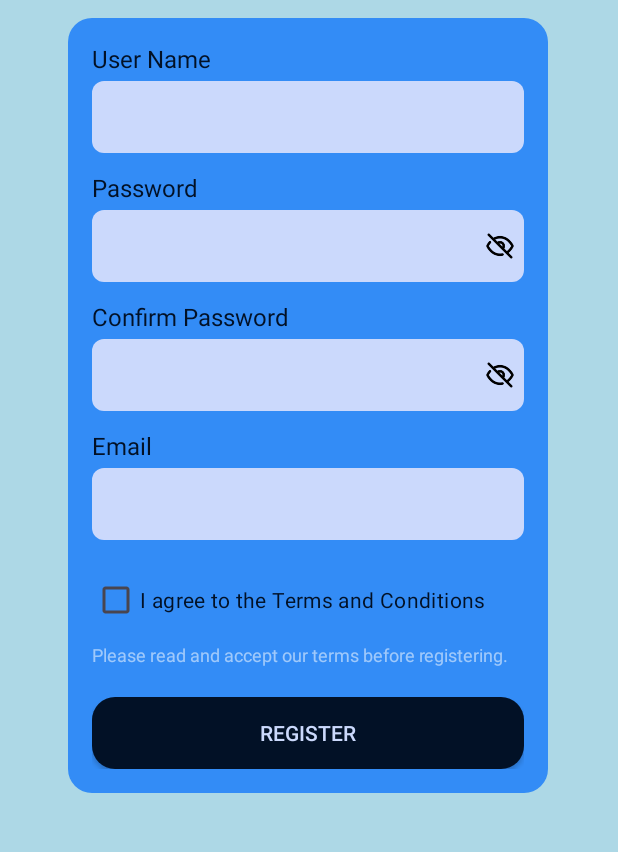
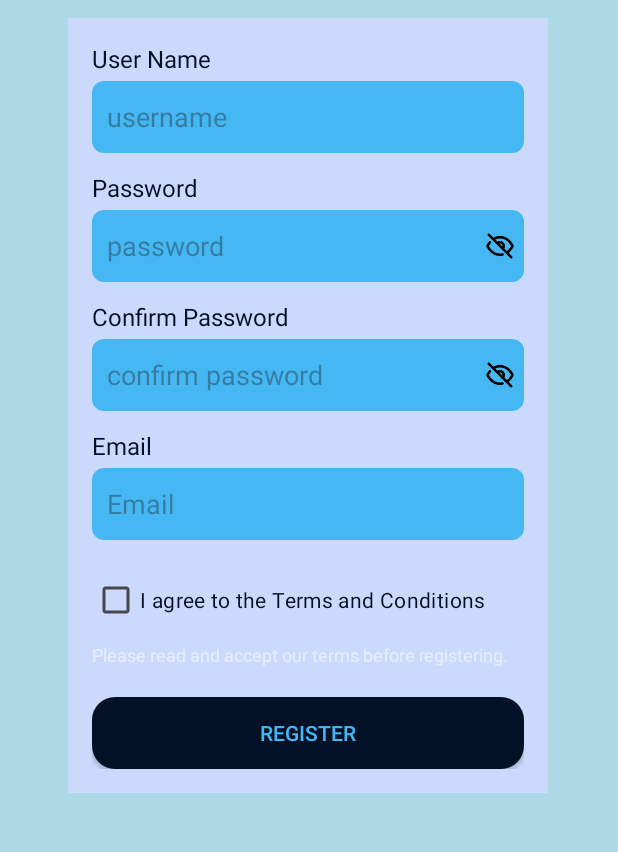
Before and after one commit to Mohammadfasan/eduFlash, an Android app: the screen it shows after launch (RegisterActivity), after a tap on "Register Now!", on a phone screen of 412 x 824 dp, the part 238-1090 px from its top. Run offline under Robolectric (Android 15) with nearby library versions, the phone set to English and light mode, and no system bars; our stand-ins replace Firebase (no records; nobody signed in at launch, a user with empty details on screens opened directly); 2 other taps on this screen came first.

Commit message:
edit the some ui element

```diff
--- a/app/src/main/res/layout/activity_login.xml
+++ b/app/src/main/res/layout/activity_login.xml
@@ -28,7 +28,7 @@
         android:id="@+id/loginBox"
         android:layout_width="320dp"
         android:layout_height="wrap_content"
-        android:background="@drawable/box_background"
+        android:background="#CBD9FC"
         android:orientation="vertical"
         android:padding="16dp"
         app:layout_constraintTop_toTopOf="parent"
--- a/app/src/main/res/layout/activity_register.xml
+++ b/app/src/main/res/layout/activity_register.xml
@@ -23,7 +23,7 @@
         android:id="@+id/registerBox"
         android:layout_width="320dp"
         android:layout_height="wrap_content"
-        android:background="@drawable/box_background"
+        android:background="#CBD9FC"
         android:orientation="vertical"
         android:padding="16dp"
         app:layout_constraintBottom_toBottomOf="parent"
@@ -47,7 +47,8 @@
             android:layout_marginTop="4dp"
             android:background="@drawable/input_bg"
             android:padding="10dp"
-            android:textColor="@color/buttonbg" />
+            android:textColor="@color/buttonbg"
+            android:hint="username"/>
 
         <TextView
             android:layout_width="match_parent"
@@ -55,12 +56,14 @@
             android:layout_marginTop="12dp"
             android:text="Password"
             android:textColor="@color/buttonbg"
-            android:textSize="16sp" />
+            android:textSize="16sp"
+            />
 
         <RelativeLayout
             android:layout_width="match_parent"
             android:layout_height="48dp"
-            android:layout_marginTop="4dp">
+            android:layout_marginTop="4dp"
+            >
 
             <EditText
                 android:id="@+id/etPassword"
@@ -71,7 +74,8 @@
                 android:inputType="textPassword"
                 android:padding="10dp"
                 android:paddingEnd="48dp"
-                android:textColor="@color/buttonbg" />
+                android:textColor="@color/buttonbg"
+                android:hint="password"/>
 
             <ImageView
                 android:id="@+id/ivTogglePassword"
@@ -106,7 +110,8 @@
                 android:inputType="textPassword"
                 android:padding="10dp"
                 android:paddingEnd="48dp"
-                android:textColor="@color/buttonbg" />
+                android:textColor="@color/buttonbg"
+                android:hint="confirm password"/>
 
             <ImageView
                 android:id="@+id/ivToggleConfirmPassword"
@@ -134,7 +139,8 @@
             android:layout_marginTop="4dp"
             android:background="@drawable/input_bg"
             android:padding="10dp"
-            android:textColor="@color/buttonbg" />
+            android:textColor="@color/buttonbg"
+            android:hint="Email"/>
 
         <CheckBox
             android:id="@+id/cbTerms"
--- a/app/src/main/res/layout/fragment_academic.xml
+++ b/app/src/main/res/layout/fragment_academic.xml
@@ -3,7 +3,7 @@
     xmlns:android="http://schemas.android.com/apk/res/android"
     android:layout_width="match_parent"
     android:layout_height="match_parent"
-    android:background="#a1c5f5"
+    android:background="@color/background"
     android:orientation="vertical"
     android:padding="12dp">
 
--- a/app/src/main/res/layout/fragment_profile.xml
+++ b/app/src/main/res/layout/fragment_profile.xml
@@ -123,6 +123,6 @@
             android:layout_marginTop="16dp"
             android:background="@drawable/btn_dark_rounded"
             android:text="Sign out"
-            android:textColor="@color/whitetext" />
+            android:textColor="#D32F2F" />
     </LinearLayout>
 </LinearLayout>
--- a/app/src/main/res/layout/fragment_sports.xml
+++ b/app/src/main/res/layout/fragment_sports.xml
@@ -4,7 +4,7 @@
     xmlns:tools="http://schemas.android.com/tools"
     android:layout_width="match_parent"
     android:layout_height="match_parent"
-    android:background="#a1c5f5"
+    android:background="@color/background"
     android:orientation="vertical"
     android:padding="12dp">
 
--- a/app/src/main/res/values/colors.xml
+++ b/app/src/main/res/values/colors.xml
@@ -1,7 +1,7 @@
 <?xml version="1.0" encoding="utf-8"?>
 <resources>
     <color name="background">#ADD8E6</color>
-    <color name="whitetext">#CBD9FC</color>
+    <color name="whitetext">#45B7F3</color>
     <color name="loginbox">#338CF6</color>
     <color name="buttonbg">#021126</color>
     <color name="editTextFocused">#E0F7FA</color>
```
Also changed, not shown: app/src/main/res/layout/fragment_devlnfo.xml (+4 -4 lines), app/src/main/res/layout/fragment_events.xml (+9 -10 lines), app/src/main/res/values/strings.xml (+5 -2 lines).
